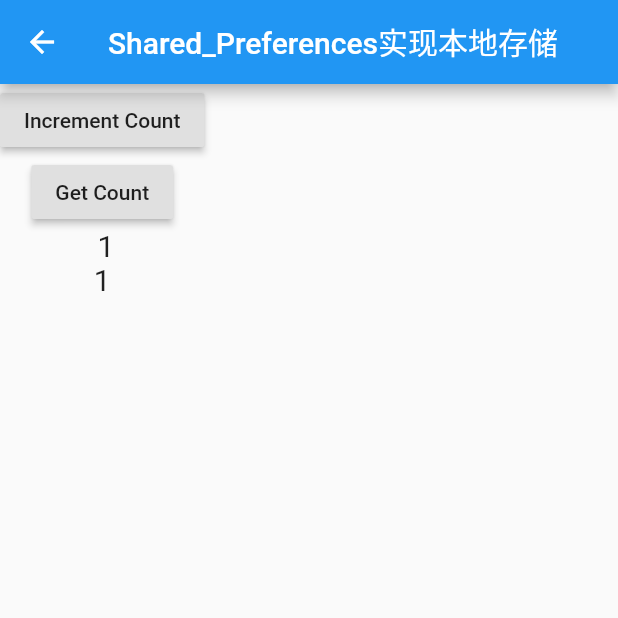
After one commit to helloming86/flutter_demo, a Flutter app: the SharedPage screen opened by its route, after a tap on "Increment Count", after a tap on "Get Count", on a phone screen of 412 x 824 dp, the top half of it. The commit adds this screen. Run offline on Flutter 3.47's test engine with Material 2 defaults, Android fonts, the phone set to English and light mode, and no system bars; our stand-ins replace cached_network_image, image_picker, shared_preferences, transparent_image; missing offline and left inert: flutter_color_plugin; accounts and stored records are empty.

Commit message:
[feat]Flutter本地存储

```diff
--- /dev/null
+++ b/lib/demo/shared_page.dart
@@ -0,0 +1,63 @@
+import 'package:flutter/cupertino.dart';
+import 'package:flutter/material.dart';
+import 'package:shared_preferences/shared_preferences.dart';
+
+class SharedPage extends StatefulWidget {
+  _SharedPageState createState() => _SharedPageState();
+}
+
+class _SharedPageState extends State<SharedPage> {
+  String countString = '';
+  String localCount = '';
+  @override
+  Widget build(BuildContext context) {
+    // TODO: implement build
+    return Scaffold(
+      appBar: AppBar(
+        title: Text("Shared_Preferences实现本地存储"),
+        leading: GestureDetector(
+          onTap: () {
+            Navigator.pop(context);
+          },
+          child: Icon(Icons.arrow_back),
+        ),
+      ),
+      body: Column(
+        children: <Widget>[
+          RaisedButton(
+            onPressed: _incrementCounter,
+            child: Text('Increment Count'),
+          ),
+          RaisedButton(
+            onPressed: _getCounter,
+            child: Text('Get Count'),
+          ),
+          Text(
+            countString,
+            style: TextStyle(fontSize: 20),
+          ),
+          Text(
+            localCount,
+            style: TextStyle(fontSize: 20),
+          ),
+        ],
+      ),
+    );
+  }
+
+  _incrementCounter() async {
+    SharedPreferences preferences = await SharedPreferences.getInstance();
+    setState(() {
+      countString = countString + " 1";
+    });
+    int counter = (preferences.getInt('counter') ?? 0) + 1;
+    await preferences.setInt('counter', counter);
+  }
+
+  _getCounter() async {
+    SharedPreferences preferences = await SharedPreferences.getInstance();
+    setState(() {
+      localCount = preferences.getInt('counter').toString();
+    });
+  }
+}
--- a/lib/main.dart
+++ b/lib/main.dart
@@ -16,6 +16,7 @@ import 'package:flutter_demo/demo/photo_app_page.dart';
 import 'package:flutter_demo/demo/plugin_use.dart';
 import 'package:flutter_demo/demo/radial_hero_page.dart';
 import 'package:flutter_demo/demo/res_page.dart';
+import 'package:flutter_demo/demo/shared_page.dart';
 import 'package:flutter_demo/demo/stateful_group_page.dart';
 
 void main() => runApp(DynamicTheme());
@@ -79,6 +80,7 @@ class _DynamicThemeState extends State<DynamicTheme> {
         "radialHero": (BuildContext context) => RadialHeroPage(),
         "httpUse": (BuildContext context) => HttpPage(),
         "futureUse": (BuildContext context) => FuturePage(),
+        "shared": (BuildContext context) => SharedPage(),
       },
     );
   }
@@ -126,6 +128,7 @@ class _RouteNavigatorState extends State<RouteNavigator> {
                   _item("Hero动画-径向动画", RadialHeroPage(), "radialHero"),
                   _item("Http网络操作", HttpPage(), "httpUse"),
                   _item("Flutter异步操作", FuturePage(), "futureUse"),
+                  _item("shared_preferences实现本地存储", SharedPage(), "shared"),
                 ],
               ),
             ),
--- a/pubspec.yaml
+++ b/pubspec.yaml
@@ -31,6 +31,7 @@ dependencies:
   # cached_network_image 依赖三方库，在iOS中，需要cocoapods环境支持
   cached_network_image: ^2.2.0+1
   http: ^0.12.1
+  shared_preferences: ^0.5.7+2
 
 dev_dependencies:
   flutter_test:
```
Also changed, not shown: pubspec.lock, 1 other file.
